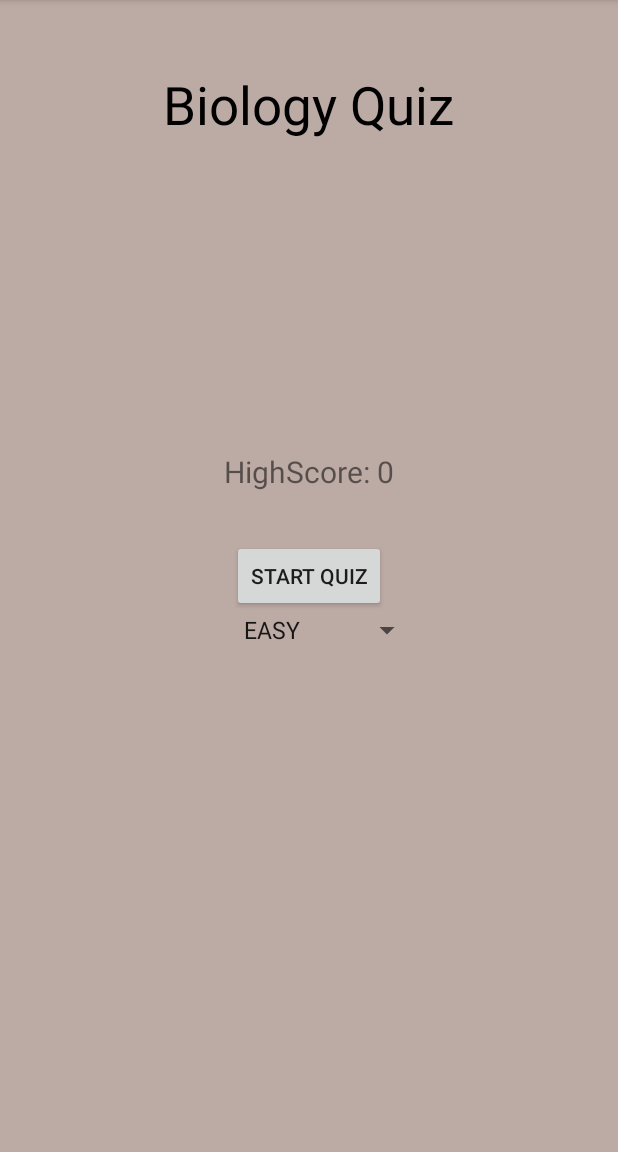
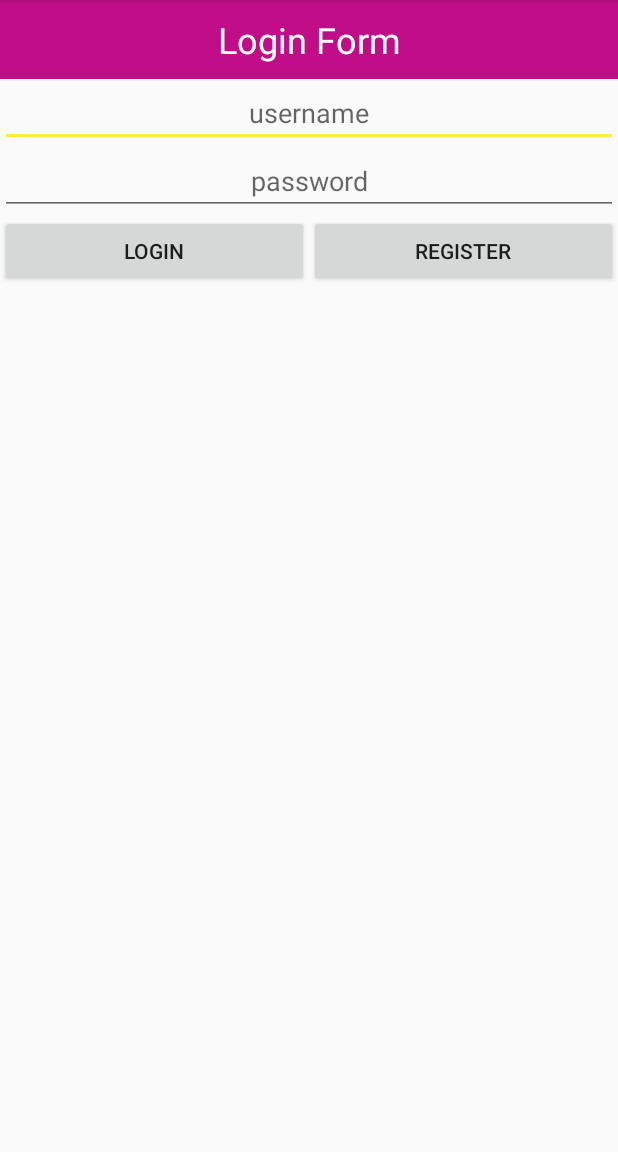
Before and after one commit to tanvirgeek/Quiz-App-Android, an Android app: the screen it shows after launch (MainActivity before the commit, login after it), on a phone screen of 412 x 824 dp, the part 84-1236 px from its top. Run offline under Robolectric (Android 15) with nearby library versions, the phone set to English and light mode, and no system bars.

Commit message:
Login Register UI done, App starts with login Activity

```diff
--- a/app/build.gradle
+++ b/app/build.gradle
@@ -23,6 +23,9 @@ dependencies {
     implementation fileTree(dir: 'libs', include: ['*.jar'])
     implementation 'androidx.appcompat:appcompat:1.0.2'
     implementation 'androidx.constraintlayout:constraintlayout:1.1.3'
+    implementation 'com.google.android.material:material:1.0.0'
+    implementation 'androidx.annotation:annotation:1.0.2'
+    implementation 'androidx.lifecycle:lifecycle-extensions:2.0.0'
     testImplementation 'junit:junit:4.12'
     androidTestImplementation 'androidx.test:runner:1.1.1'
     androidTestImplementation 'androidx.test.espresso:espresso-core:3.1.1'
--- a/app/src/main/AndroidManifest.xml
+++ b/app/src/main/AndroidManifest.xml
@@ -9,8 +9,10 @@
         android:roundIcon="@mipmap/ic_launcher_round"
         android:supportsRtl="true"
         android:theme="@style/AppTheme">
-        <activity android:name=".QuizActivity"></activity>
-        <activity android:name=".MainActivity">
+        <activity android:name=".Register"></activity>
+        <activity android:name=".MainActivity"> </activity>
+        <activity android:name=".QuizActivity" />
+        <activity android:name=".login">
             <intent-filter>
                 <action android:name="android.intent.action.MAIN" />
 
--- /dev/null
+++ b/app/src/main/java/com/tanvirgeek/quizeexamapp/login.java
@@ -0,0 +1,14 @@
+package com.tanvirgeek.quizeexamapp;
+
+import androidx.appcompat.app.AppCompatActivity;
+
+import android.os.Bundle;
+
+public class login extends AppCompatActivity {
+
+    @Override
+    protected void onCreate(Bundle savedInstanceState) {
+        super.onCreate(savedInstanceState);
+        setContentView(R.layout.activity_login);
+    }
+}
--- /dev/null
+++ b/app/src/main/res/layout/activity_login.xml
@@ -0,0 +1,54 @@
+<?xml version="1.0" encoding="utf-8"?>
+<LinearLayout xmlns:android="http://schemas.android.com/apk/res/android"
+    xmlns:app="http://schemas.android.com/apk/res-auto"
+    xmlns:tools="http://schemas.android.com/tools"
+    android:layout_width="match_parent"
+    android:layout_height="match_parent"
+    android:orientation="vertical"
+    tools:context=".login">
+
+    <TextView
+        android:layout_width="match_parent"
+        android:layout_height="wrap_content"
+        android:background="#c10e88"
+        android:gravity="center"
+        android:padding="10dp"
+        android:text="Login Form"
+        android:textColor="#fff"
+        android:textSize="24sp" />
+
+    <EditText
+        android:id="@+id/username"
+        android:layout_width="match_parent"
+        android:layout_height="wrap_content"
+        android:gravity="center"
+        android:hint="username"
+        android:maxLines="1" />
+    <EditText
+        android:id="@+id/password"
+        android:layout_width="match_parent"
+        android:layout_height="wrap_content"
+        android:gravity="center"
+        android:hint="password"
+        android:maxLines="1" />
+    <LinearLayout
+        android:layout_width="match_parent"
+        android:layout_height="wrap_content">
+
+        <Button
+            android:layout_width="0dp"
+            android:layout_weight="1"
+            android:layout_height="wrap_content"
+            android:text="Login"
+            android:id="@+id/login"/>
+        <Button
+            android:layout_width="0dp"
+            android:layout_weight="1"
+            android:layout_height="wrap_content"
+            android:text="Register"
+            android:id="@+id/register"/>
+
+    </LinearLayout>
+
+
+</LinearLayout>
--- /dev/null
+++ b/app/src/main/res/values/dimens.xml
@@ -0,0 +1,5 @@
+<resources>
+    <!-- Default screen margins, per the Android Design guidelines. -->
+    <dimen name="activity_horizontal_margin">16dp</dimen>
+    <dimen name="activity_vertical_margin">16dp</dimen>
+</resources>
```
Also changed, not shown: app/src/main/java/com/tanvirgeek/quizeexamapp/Register.java (added, +14 -0 lines), app/src/main/res/layout/activity_register.xml (added, +116 -0 lines), app/src/main/res/values/strings.xml (+9 -0 lines).
